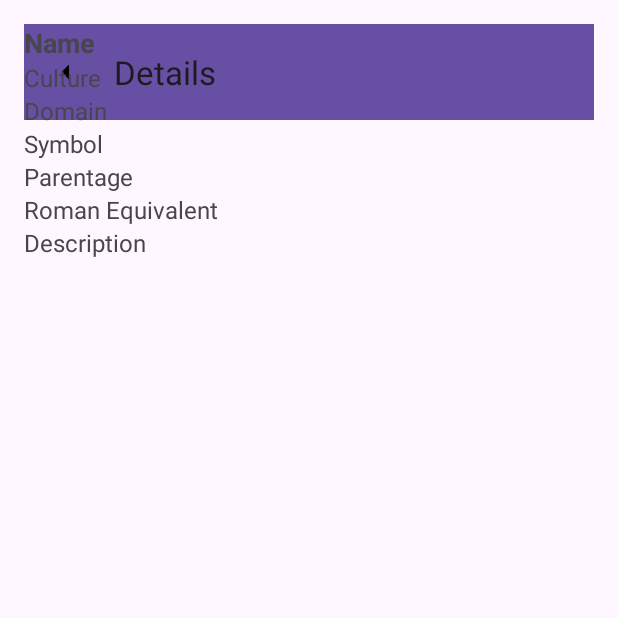
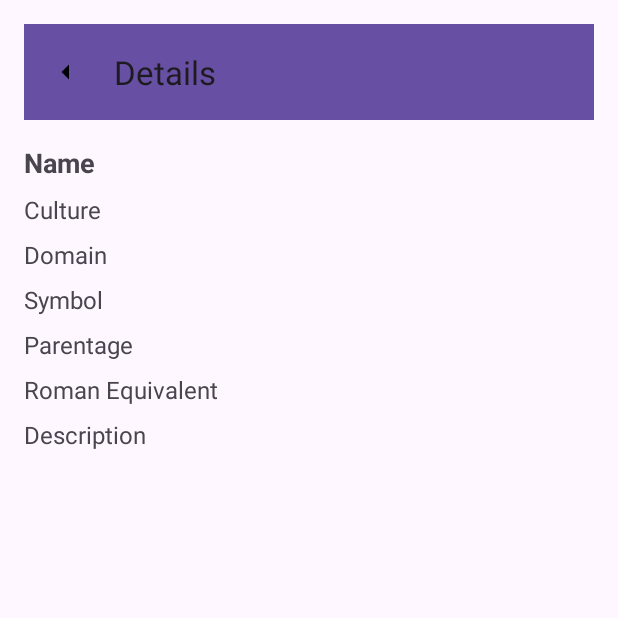
Before and after one commit to pravesh307/praveshproject, an Android app: the DetailsActivity screen opened directly, with no data from a screen before it, on a phone screen of 412 x 824 dp, the top half of it. Run offline under Robolectric (Android 15) with nearby library versions, the phone set to English and light mode, and no system bars.

Commit message:
setup the details page layout, clustered items fixed

```diff
--- a/app/src/main/java/com/example/nit3213project/ApiService.kt
+++ b/app/src/main/java/com/example/nit3213project/ApiService.kt
@@ -13,4 +13,4 @@ interface ApiService {
     @GET("/dashboard/{keypass}")
     fun getDashboardData(@Path("keypass") keypass: String): Call<DashboardResponse>
 }
-//ok
+//ok1
--- a/app/src/main/res/layout/activity_details.xml
+++ b/app/src/main/res/layout/activity_details.xml
@@ -6,7 +6,7 @@
     android:layout_height="match_parent"
     android:padding="16dp">
 
-    <!-- Add the toolbar at the top -->
+    <!-- Toolbar for back navigation -->
     <androidx.appcompat.widget.Toolbar
         android:id="@+id/toolbar"
         android:layout_width="match_parent"
@@ -18,6 +18,7 @@
         app:layout_constraintStart_toStartOf="parent"
         app:layout_constraintEnd_toEndOf="parent" />
 
+    <!-- Name TextView, constrained below toolbar with spacing -->
     <TextView
         android:id="@+id/nameTextView"
         android:layout_width="wrap_content"
@@ -25,9 +26,11 @@
         android:text="Name"
         android:textSize="18sp"
         android:textStyle="bold"
-        app:layout_constraintTop_toTopOf="parent"
-        app:layout_constraintStart_toStartOf="parent" />
+        app:layout_constraintTop_toBottomOf="@id/toolbar"
+        app:layout_constraintStart_toStartOf="parent"
+        android:layout_marginTop="16dp" />
 
+    <!-- Culture TextView, constrained below Name TextView with spacing -->
     <TextView
         android:id="@+id/cultureTextView"
         android:layout_width="wrap_content"
@@ -35,8 +38,10 @@
         android:text="Culture"
         android:textSize="16sp"
         app:layout_constraintTop_toBottomOf="@id/nameTextView"
-        app:layout_constraintStart_toStartOf="parent" />
+        app:layout_constraintStart_toStartOf="parent"
+        android:layout_marginTop="8dp" />
 
+    <!-- Domain TextView, constrained below Culture TextView with spacing -->
     <TextView
         android:id="@+id/domainTextView"
         android:layout_width="wrap_content"
@@ -44,8 +49,10 @@
         android:text="Domain"
         android:textSize="16sp"
         app:layout_constraintTop_toBottomOf="@id/cultureTextView"
-        app:layout_constraintStart_toStartOf="parent" />
+        app:layout_constraintStart_toStartOf="parent"
+        android:layout_marginTop="8dp" />
 
+    <!-- Symbol TextView, constrained below Domain TextView with spacing -->
     <TextView
         android:id="@+id/symbolTextView"
         android:layout_width="wrap_content"
@@ -53,8 +60,10 @@
         android:text="Symbol"
         android:textSize="16sp"
         app:layout_constraintTop_toBottomOf="@id/domainTextView"
-        app:layout_constraintStart_toStartOf="parent" />
+        app:layout_constraintStart_toStartOf="parent"
+        android:layout_marginTop="8dp" />
 
+    <!-- Parentage TextView, constrained below Symbol TextView with spacing -->
     <TextView
         android:id="@+id/parentageTextView"
         android:layout_width="wrap_content"
@@ -62,8 +71,10 @@
         android:text="Parentage"
         android:textSize="16sp"
         app:layout_constraintTop_toBottomOf="@id/symbolTextView"
-        app:layout_constraintStart_toStartOf="parent" />
+        app:layout_constraintStart_toStartOf="parent"
+        android:layout_marginTop="8dp" />
 
+    <!-- Roman Equivalent TextView, constrained below Parentage TextView with spacing -->
     <TextView
         android:id="@+id/romanEquivalentTextView"
         android:layout_width="wrap_content"
@@ -71,8 +82,10 @@
         android:text="Roman Equivalent"
         android:textSize="16sp"
         app:layout_constraintTop_toBottomOf="@id/parentageTextView"
-        app:layout_constraintStart_toStartOf="parent" />
+        app:layout_constraintStart_toStartOf="parent"
+        android:layout_marginTop="8dp" />
 
+    <!-- Description TextView, constrained below Roman Equivalent TextView with spacing -->
     <TextView
         android:id="@+id/descriptionTextView"
         android:layout_width="wrap_content"
@@ -80,5 +93,7 @@
         android:text="Description"
         android:textSize="16sp"
         app:layout_constraintTop_toBottomOf="@id/romanEquivalentTextView"
-        app:layout_constraintStart_toStartOf="parent" />
+        app:layout_constraintStart_toStartOf="parent"
+        android:layout_marginTop="8dp" />
+
 </androidx.constraintlayout.widget.ConstraintLayout>
```
Also changed, not shown: app/src/main/java/com/example/nit3213project/DetailsActivity.kt (+11 -11 lines).
